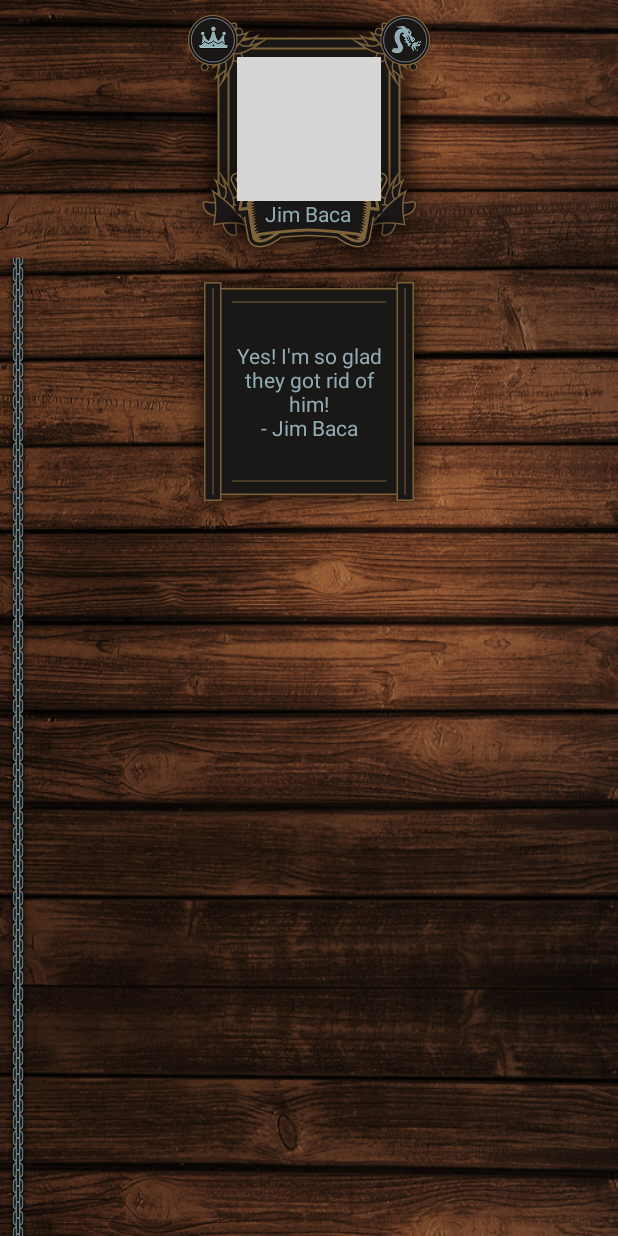
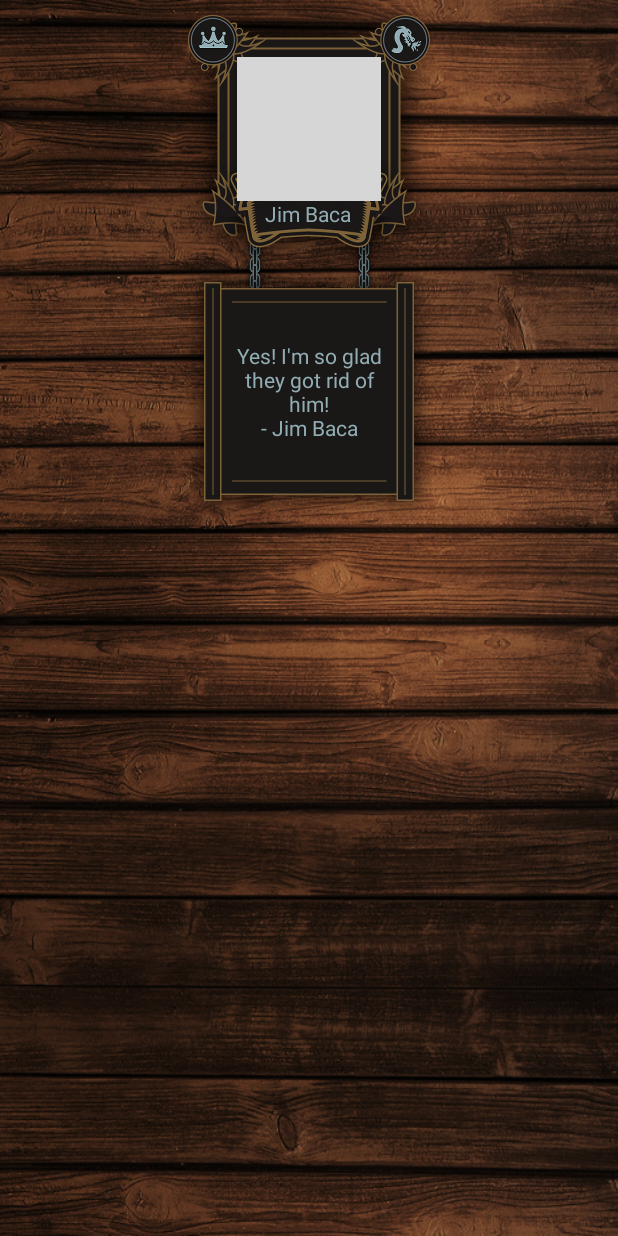
Before and after one commit to desertjim/CustomViewGroups, an Android app: the layout activity_main.xml on its own in the app's theme, with its tools: preview values and no code run, on a phone screen of 412 x 824 dp. Run offline under Robolectric (Android 15) with nearby library versions, the phone set to English and light mode, and no system bars; grey boxes are pictures that could not be loaded.

Commit message:
Displaying the chains in the right location

```diff
--- a/app/src/main/java/com/jimbaca/example/customviewgroup/ProfileLayout.java
+++ b/app/src/main/java/com/jimbaca/example/customviewgroup/ProfileLayout.java
@@ -32,6 +32,8 @@ public class ProfileLayout extends ViewGroup{
         int childCount = getChildCount();
         View pictureView = null;
         View frameView = null;
+        View quoteView = null;
+
         for(int i=0; i < childCount; i++){
             View childView = getChildAt(i);
             LayoutParams childParams = (LayoutParams)childView.getLayoutParams();
@@ -55,10 +57,35 @@ public class ProfileLayout extends ViewGroup{
                 int measureSpecHeight = MeasureSpec.makeMeasureSpec(pictureView.getMeasuredHeight(), MeasureSpec.UNSPECIFIED);
 
                 childView.measure(measureSpecWidth, measureSpecHeight);
+            }else if(childParams.chainIndex > 0) {
+                mChainViews.add(childView);
             }else{
+                quoteView = childView;
                 measureChild(childView, widthMeasureSpec, heightMeasureSpec);
             }
         }
+
+        // Now we handle the chain size they need to be drawn first(due to the drop shadows, but need to be measured last)
+        // this one method of handling it
+        int width = MeasureSpec.getSize(widthMeasureSpec);
+        final LayoutParams frameLayoutParams = (LayoutParams) frameView.getLayoutParams();
+        final LayoutParams quoteLayoutParams = (LayoutParams) quoteView.getLayoutParams();
+
+        // the chain height if from the picture frame to the start of the quote box
+        int chainHeight = frameLayoutParams.paddingBottom + quoteLayoutParams.paddingTop;
+
+        for(int i=0; i < mChainViews.size(); i++){
+            final View chain = mChainViews.get(i);
+            final LayoutParams chainParams = (LayoutParams)chain.getLayoutParams();
+            chainParams.paddingTop = pictureView.getMeasuredHeight() + frameLayoutParams.paddingTop;
+            chainParams.paddingLeft = (width - pictureView.getMeasuredWidth())/2;
+            if(i == 1){
+                chainParams.paddingLeft += pictureView.getMeasuredWidth() - chainParams.width;
+            }
+            chain.measure(MeasureSpec.makeMeasureSpec(chainParams.width, MeasureSpec.EXACTLY), MeasureSpec.makeMeasureSpec(chainHeight, MeasureSpec.EXACTLY));
+        }
+
+        mChainViews.clear();
 
         // Note this size is being set by what is passed in, not what ProfileLayout is determining what it needs...
         setMeasuredDimension(MeasureSpec.getSize(widthMeasureSpec), MeasureSpec.getSize(heightMeasureSpec));
@@ -75,11 +102,20 @@ public class ProfileLayout extends ViewGroup{
         for(int i=0; i < childCount; i++){
             View childView = getChildAt(i);
             LayoutParams layoutParams = (LayoutParams)childView.getLayoutParams();
-            if(layoutParams.isLayoutPicture){
+
+
+            if(layoutParams.chainIndex == 1){
+
+                childView.layout(layoutParams.paddingLeft,layoutParams.paddingTop,layoutParams.paddingLeft+childView.getMeasuredWidth(), layoutParams.paddingTop+childView.getMeasuredHeight());
+
+            }else if(layoutParams.chainIndex == 2){
+
+                childView.layout(layoutParams.paddingLeft,layoutParams.paddingTop,layoutParams.paddingLeft+childView.getMeasuredWidth(), layoutParams.paddingTop+childView.getMeasuredHeight());
+
+            }else if(layoutParams.isLayoutPicture){
                 int leftOffset = (getMeasuredWidth() - childView.getMeasuredWidth())/2;
                 int yOffset = heightTally + layoutParams.paddingTop;
                 childView.layout(leftOffset, yOffset, leftOffset + childView.getMeasuredWidth(), yOffset+childView.getMeasuredHeight());
-                heightTally += layoutParams.paddingTop + childView.getMeasuredHeight();
 
                 pictureView = childView;
             }else if(layoutParams.isLayoutFrame) {
@@ -91,7 +127,6 @@ public class ProfileLayout extends ViewGroup{
                 childView.layout(frameLeft, yOffset, frameRight, yOffset + childView.getMeasuredHeight());
                 frameView = childView;
                 frameViewParams = layoutParams;
-                heightTally += layoutParams.paddingBottom;
             }else if(layoutParams.isLayoutQuoteHolder){
 
                 int quoteHolderTop = frameView.getBottom();
@@ -121,7 +156,6 @@ public class ProfileLayout extends ViewGroup{
 
                 //Note that at this point you will likely notice something is wrong, what is it?  Hint measureChild doesn't always do what you want
                 childView.layout(0, heightTally, childView.getMeasuredWidth(), heightTally + childView.getMeasuredHeight());
-                heightTally += childView.getMeasuredHeight();
             }
         }
     }
@@ -162,6 +196,7 @@ public class ProfileLayout extends ViewGroup{
         public int paddingRight = 0;
         public int paddingBottom = 0;
         public int framePlacement = FramePlacement.NONE;
+        public int chainIndex = -1;
 
 
         public LayoutParams(Context c, AttributeSet attrs) {
@@ -172,6 +207,7 @@ public class ProfileLayout extends ViewGroup{
             isLayoutFrame = a.getBoolean(R.styleable.ProfileLayout_LayoutParams_layout_frame, false);
             isLayoutQuoteHolder = a.getBoolean(R.styleable.ProfileLayout_LayoutParams_layout_quoteHolder, false);
 
+            chainIndex = a.getInt(R.styleable.ProfileLayout_LayoutParams_layout_chain, -1);
 
             paddingLeft = a.getDimensionPixelSize(R.styleable.ProfileLayout_LayoutParams_paddingLeft, 0);
             paddingTop = a.getDimensionPixelSize(R.styleable.ProfileLayout_LayoutParams_paddingTop, 0);
--- a/app/src/main/res/layout/activity_main.xml
+++ b/app/src/main/res/layout/activity_main.xml
@@ -6,6 +6,19 @@
     android:background="@drawable/bg"
     tools:context="com.jimbaca.example.customviewgroup.MainActivity">
 
+    <ImageView
+        android:layout_width="23dp"
+        android:layout_height="wrap_content"
+        android:background="@drawable/chains"
+        profile:layout_chain="1"
+        />
+
+    <ImageView
+        android:layout_width="23dp"
+        android:layout_height="wrap_content"
+        android:background="@drawable/chains"
+        profile:layout_chain="2"
+        />
 
     <ImageView
         android:layout_height="wrap_content"
@@ -66,16 +79,5 @@
         profile:layout_quoteHolder="true"
         />
 
-    <View
-        android:layout_width="23dp"
-        android:layout_height="wrap_content"
-        android:background="@drawable/chains"
-        />
-
-    <View
-        android:layout_width="23dp"
-        android:layout_height="wrap_content"
-        android:background="@drawable/chains"
-        />
 
 </com.jimbaca.example.customviewgroup.ProfileLayout>
--- a/app/src/main/res/values/attrs.xml
+++ b/app/src/main/res/values/attrs.xml
@@ -16,6 +16,7 @@
         <attr name="layout_picture" format="boolean" />
         <attr name="layout_frame" format="boolean" />
         <attr name="layout_quoteHolder" format="boolean" />
+        <attr name="layout_chain" format="integer" />
 
 
         <attr name="paddingLeft" format="dimension"/>
```
